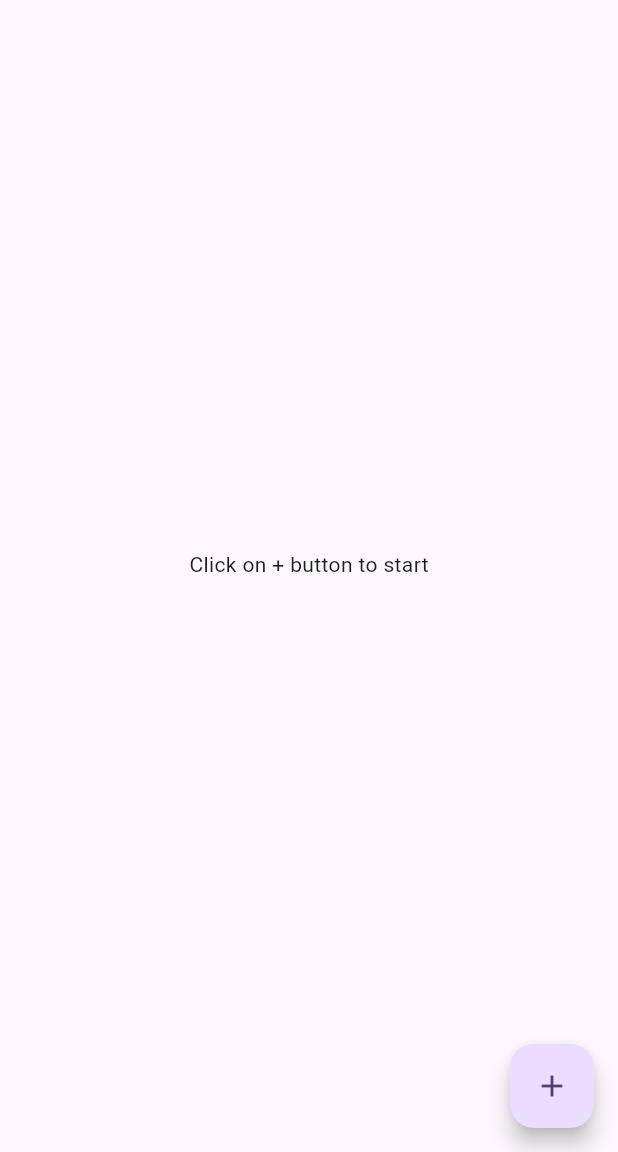
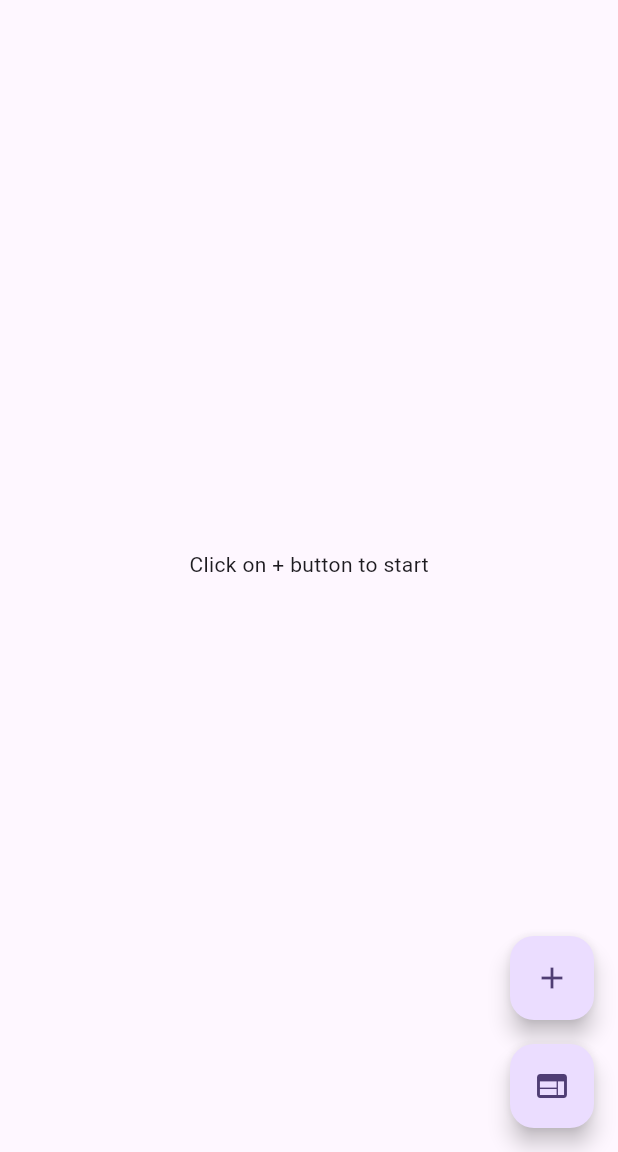
Before and after one commit to digio-tech/DigioFlutterSample, a Flutter app: the screen it shows after launch, after a tap on the "add" icon, on a phone screen of 412 x 824 dp, the part 84-1236 px from its top. Run offline on Flutter 3.47's test engine with Material 3 defaults, Android fonts, the phone set to English and light mode, and no system bars; our stand-ins replace permission_handler, webview_flutter; missing offline and left inert: kyc_workflow.

```diff
--- a/lib/main.dart
+++ b/lib/main.dart
@@ -7,7 +7,7 @@ import 'package:kyc_workflow/kyc_workflow.dart';
 import 'package:permission_handler/permission_handler.dart';
 import 'package:kyc_workflow/service_mode.dart';
 import 'dart:collection';
-
+import 'package:flutter_me/TestWebViewPage.dart';
 
 void main() {
   runApp(const MyApp());
@@ -106,12 +106,32 @@ class _MyHomePageState extends State<MyHomePage> {
           ],
         ),
       ),
-      floatingActionButton: FloatingActionButton(
-        onPressed: startKycWorkflow,
-        // onPressed: _incrementCounter,
-        tooltip: 'Increment',
-        child: const Icon(Icons.add),
-      ), // This trailing comma makes auto-formatting nicer for build methods.
+      floatingActionButton: Column(
+        mainAxisAlignment: MainAxisAlignment.end,
+        crossAxisAlignment: CrossAxisAlignment.end,
+        children: [
+          FloatingActionButton(
+            heroTag: 'kyc_btn',
+            onPressed: startKycWorkflow,
+            tooltip: 'Start KYC Workflow',
+            child: const Icon(Icons.add),
+          ),
+          const SizedBox(height: 16),
+          FloatingActionButton(
+            heroTag: 'webview_btn',
+            onPressed: openTestWebView,
+            tooltip: 'Open TestWebView',
+            child: const Icon(Icons.web),
+          ),
+        ],
+      ),
+
+      // floatingActionButton: FloatingActionButton(
+      //   onPressed: startKycWorkflow,
+      //   // onPressed: _incrementCounter,
+      //   tooltip: 'Increment',
+      //   child: const Icon(Icons.add),
+      // ), // This trailing comma makes auto-formatting nicer for build methods.
     );
   }
 
@@ -136,9 +156,9 @@ class _MyHomePageState extends State<MyHomePage> {
       // additionalData["dg_disable_upi_collect_flow"] = "false"; // optional for mandate
 
       workflowResult = await _kycWorkflowPlugin.start(
-          "KID250506111813554ONRYOJ83Q2BXXXK",
+          "KID250506111813554ONRYOJ8XX2BXXXK",
           "a@digio.in",
-          "GWT25050611181360747HL34EC5OI2NS",
+          "GWT25050611181360747HL34EC5OXXNS",
           additionalData
       );
       print('workflowResult : ' + workflowResult.toString());
@@ -155,6 +175,27 @@ class _MyHomePageState extends State<MyHomePage> {
       _workflowResult = workflowResult.toString();
     });
   }
+
+  void openTestWebView() async {
+    final result = await Navigator.push(
+      context,
+      MaterialPageRoute(
+        builder: (context) => const TestWebViewPage(
+          docId: "KID250724142028563QCOONVXXXXFI",
+          identifier: "a@digio.in",
+          token: "GWT2507241420285736LEOVDXXXK2GS",
+          environment: "PRODUCTION",
+        ),
+      ),
+    );
+
+    if (result != null) {
+      setState(() {
+        _workflowResult = "WebView Result:\n$result";
+      });
+    }
+  }
+
 
 
 
--- a/pubspec.yaml
+++ b/pubspec.yaml
@@ -31,7 +31,8 @@ dependencies:
   flutter:
     sdk: flutter
 
-
+  webview_flutter: ^4.2.2
+  image_picker: ^1.0.4
   # The following adds the Cupertino Icons font to your application.
   # Use with the CupertinoIcons class for iOS style icons.
   cupertino_icons: ^1.0.8
```
Also changed, not shown: lib/TestWebViewPage.dart (added, +114 -0 lines), pubspec.lock, 1 other file.
